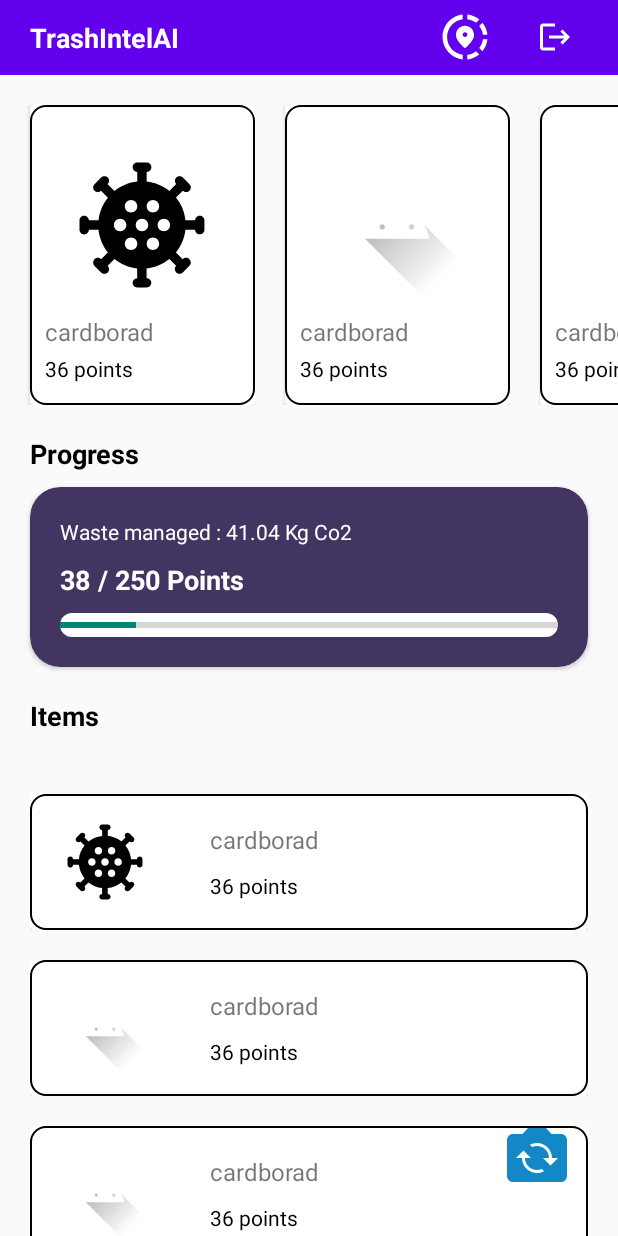
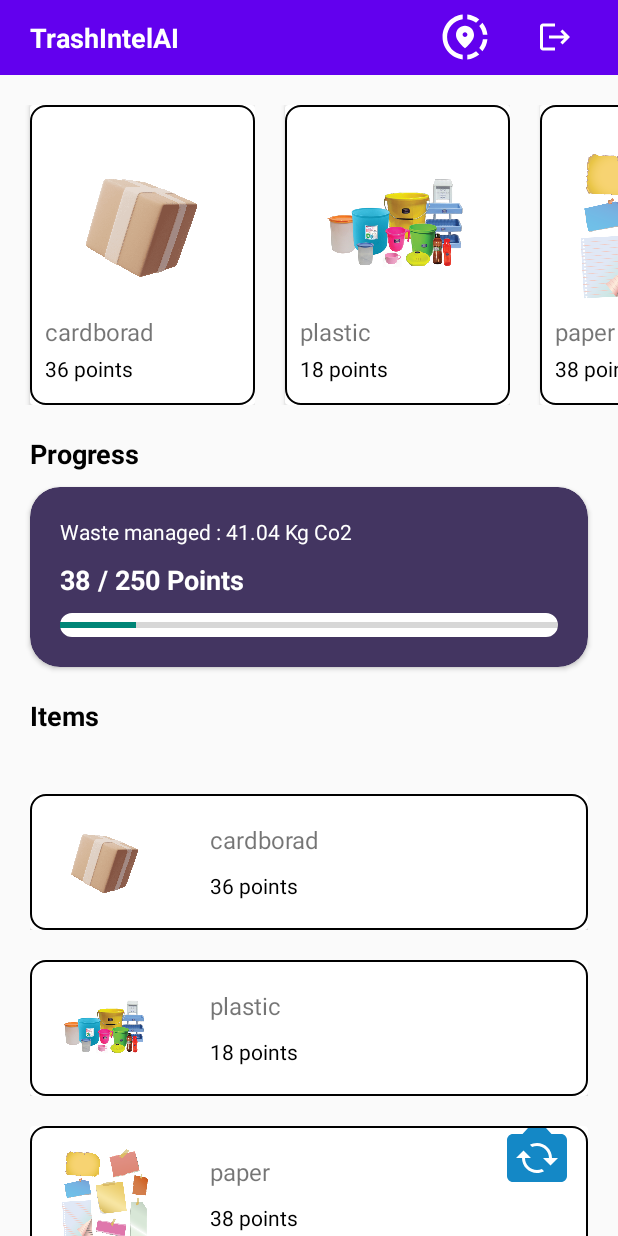
Before and after one commit to MhaskeAditya42/TrashIntelAI, an Android app: the screen it shows after launch once a user with an empty profile is signed in (HomeActivity), on a phone screen of 412 x 824 dp. Run offline under Robolectric (Android 15) with nearby library versions, the phone set to English and light mode, and no system bars; our stand-ins replace Firebase (no records; nobody signed in at launch, a user with empty details on screens opened directly).

Commit message:
Changes in Home Page

```diff
--- a/app/src/main/java/com/example/trashintelai/HomeActivity.java
+++ b/app/src/main/java/com/example/trashintelai/HomeActivity.java
@@ -59,13 +59,26 @@ public class HomeActivity extends AppCompatActivity {
         setContentView(R.layout.activity_home);
         RecyclerView recyclerView = findViewById(R.id.point_recyclerview_top);
         List<Points> list = new ArrayList<>();
-        Points points = new Points(R.drawable.ic_launcher_foreground,"cardborad","36 points");
-        Points points2 = new Points(R.drawable.baseline_coronavirus_24,"cardborad","36 points");
+       // Points points = new Points(R.drawable.ic_launcher_foreground,"cardborad","36 points");
+        Points points2 = new Points(R.drawable.cardboard,"cardborad","36 points ");
+        Points points3 = new Points(R.drawable.plastic,"plastic","18 points");
+        Points points4 = new Points(R.drawable.paper,"paper","38 points");
+        Points points5 = new Points(R.drawable.glass,"glass","3 points");
+        Points points6 = new Points(R.drawable.metal,"metal","30 points");
+        Points points7 = new Points(R.drawable.clothes,"clothes","35 points");
+        Points points8 = new Points(R.drawable.organic_waste,"Organic Waste","45 points");
+        Points points9 = new Points(R.drawable.trash,"Trash","35 points");
+
 
         list.add(points2);
-        for (int i = 0 ; i< 7 ;i++){
-            list.add(points);
-        }
+        list.add(points3);
+        list.add(points4);
+        list.add(points5);
+        list.add(points6);
+        list.add(points7);
+        list.add(points8);
+        list.add(points9);
+
 
         PointAdapter adapter = new PointAdapter(list);
         recyclerView.setHasFixedSize(true);
@@ -76,14 +89,28 @@ public class HomeActivity extends AppCompatActivity {
 
         RecyclerView recyclerViewitem = findViewById(R.id.item_recyclerview_top);
         List<Points> list2 = new ArrayList<>();
-        Points pointsitem = new Points(R.drawable.ic_launcher_foreground,"cardborad","36 points");
-        Points points2item = new Points(R.drawable.baseline_coronavirus_24,"cardborad","36 points");
+        //Points pointsitem = new Points(R.drawable.ic_launcher_foreground,"cardborad","36 points");
+        Points points2item = new Points(R.drawable.cardboard,"cardborad","36 points X 0 points");
+        Points points3item = new Points(R.drawable.plastic,"plastic","18 points");
+        Points points4item = new Points(R.drawable.paper,"paper","38 points");
+        Points points5item = new Points(R.drawable.glass,"glass","3 points");
+        Points points6item = new Points(R.drawable.metal,"metal","30 points");
+        Points points7item = new Points(R.drawable.clothes,"clothes","35 points");
+        Points points8item = new Points(R.drawable.organic_waste,"Organic Waste","25 points");
+        Points points9item = new Points(R.drawable.trash,"trash","45 points");
+
+
 
         list2.add(points2item);
         list2.add(points2item);
-        for (int i = 0 ; i< 7 ;i++){
-            list2.add(pointsitem);
-        }
+        list2.add(points3item);
+        list2.add(points4item);
+        list2.add(points5item);
+        list2.add(points6item);
+        list2.add(points7item);
+        list2.add(points8item);
+        list2.add(points9item);
+
 
         ItemAdapter itemadapter = new ItemAdapter(list);
         recyclerViewitem.setHasFixedSize(true);
--- a/app/src/main/res/layout/activity_admin.xml
+++ b/app/src/main/res/layout/activity_admin.xml
@@ -31,11 +31,14 @@
       android:layout_centerVertical="true"
       android:layout_marginEnd="30dp"/>
  </RelativeLayout>
+
  <androidx.appcompat.widget.AppCompatTextView
      android:layout_width="wrap_content"
      android:layout_height="wrap_content"
      android:textSize="26sp"
      android:layout_gravity="center_horizontal"
+     android:textColor="@color/black"
+     android:layout_marginTop="20dp"
       android:text="Admin Home"/>
  <androidx.appcompat.widget.AppCompatTextView
      android:layout_width="wrap_content"
@@ -43,6 +46,7 @@
      android:textSize="18sp"
      android:layout_marginTop="20dp"
      android:layout_gravity="center_horizontal"
+     android:textColor="@color/black"
      android:text="Waiting List"/>
 
  <androidx.recyclerview.widget.RecyclerView
@@ -57,6 +61,7 @@
      android:textSize="18sp"
      android:layout_marginTop="20sp"
      android:layout_gravity="center_horizontal"
+     android:textColor="@color/black"
      android:text="Collected GARBAGE"/>
  <androidx.recyclerview.widget.RecyclerView
      android:layout_marginTop="15dp"
```
Also changed, not shown: app/src/main/res/layout/activity_home.xml (+8 -1 lines), app/src/main/res/drawable/cardboard.png (added), app/src/main/res/drawable/clothes.png (added), app/src/main/res/drawable/glass.png (added), app/src/main/res/drawable/metal.png (added), app/src/main/res/drawable/organic_waste.png (added), app/src/main/res/drawable/paper.png (added), app/src/main/res/drawable/plastic.png (added), app/src/main/res/drawable/trash.png (added).
